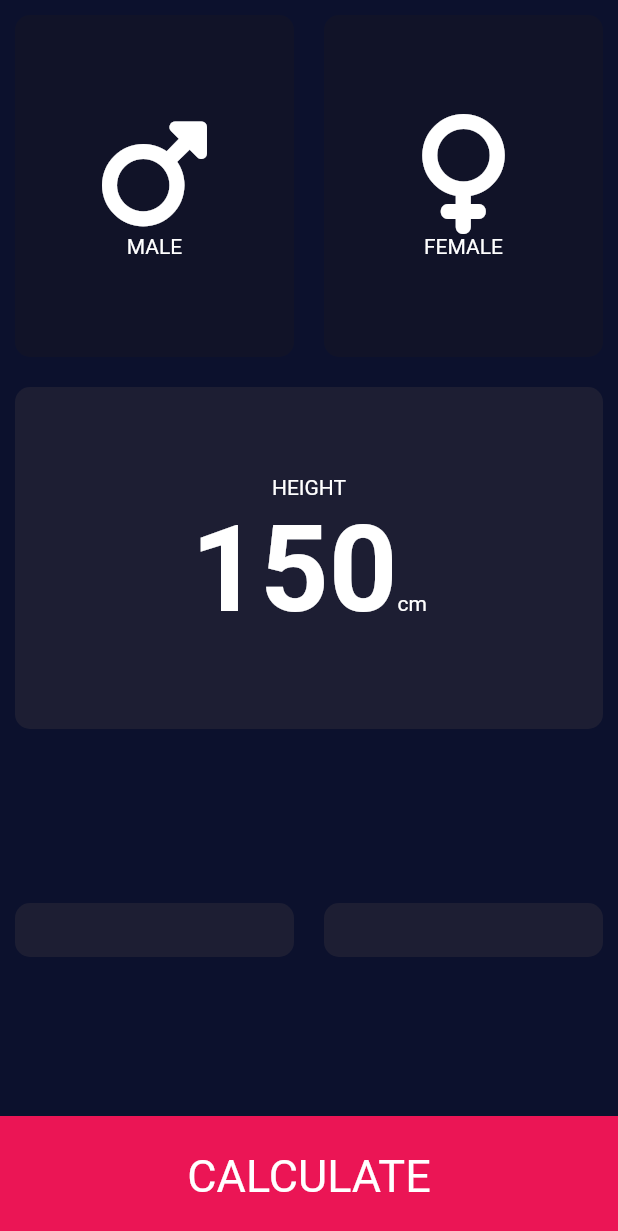
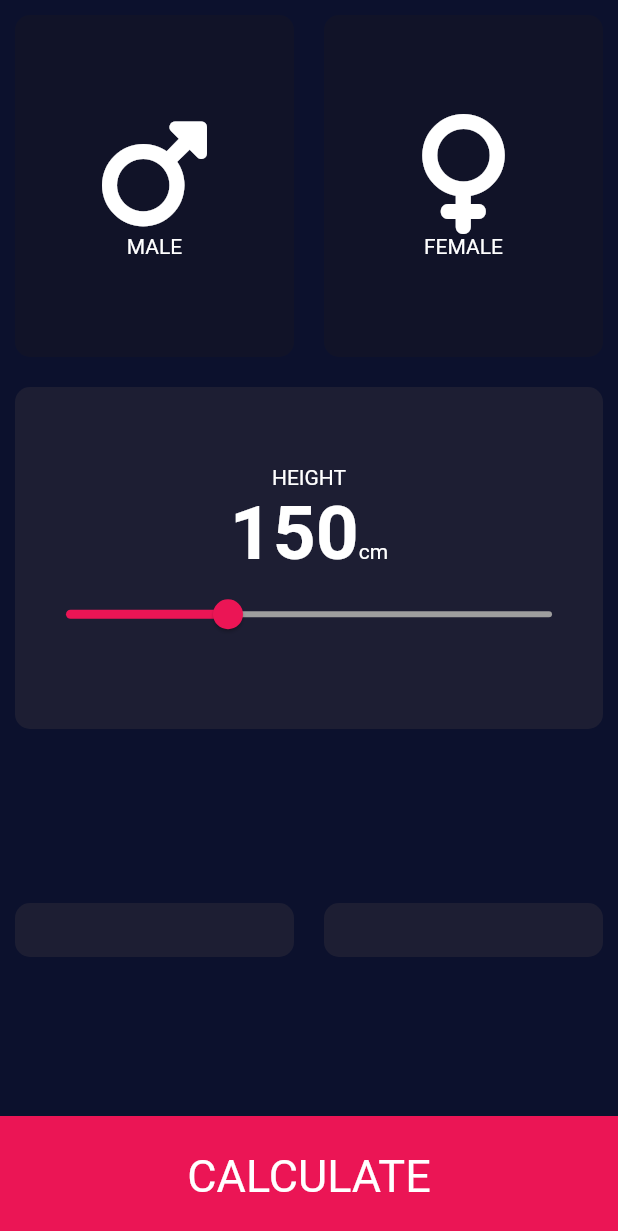
Before and after one commit to HooEP01/bmi, a Flutter app: the screen it shows after launch, on a phone screen of 412 x 824 dp. Shown: the top 1231 px of the screen. Run offline on Flutter 3.47's test engine with Material 2 defaults, Android fonts, the phone set to English and light mode, and no system bars; our stand-ins replace font_awesome_flutter.

Commit message:
Middle Container done

```diff
--- a/lib/input_page.dart
+++ b/lib/input_page.dart
@@ -20,6 +20,9 @@ class InputPage extends StatefulWidget {
 
 class _InputPageState extends State<InputPage> {
   Gender? selectedGender;
+  int height = 150;
+  int weight = 50;
+  int age = 30;
 
   @override
   Widget build(BuildContext context) {
@@ -99,14 +102,26 @@ class _InputPageState extends State<InputPage> {
                     textBaseline: TextBaseline.alphabetic,
                     children: [
                       Text(
-                        '150',
+                        height.toString(),
                         style: TextStyle(
-                          fontSize: 80.0,
+                          fontSize: 50.0,
                           fontWeight: FontWeight.bold,
                         ),
                       ),
                       Text('cm'),
                     ],
+                  ),
+                  Slider(
+                    value: height.toDouble(),
+                    min: 100,
+                    max: 250,
+                    activeColor: Color(0xFFEB1555),
+                    inactiveColor: Colors.grey,
+                    onChanged: (double newHeight) {
+                      setState(() {
+                        height = newHeight.round();
+                      });
+                    },
                   ),
                 ],
               ),
```
